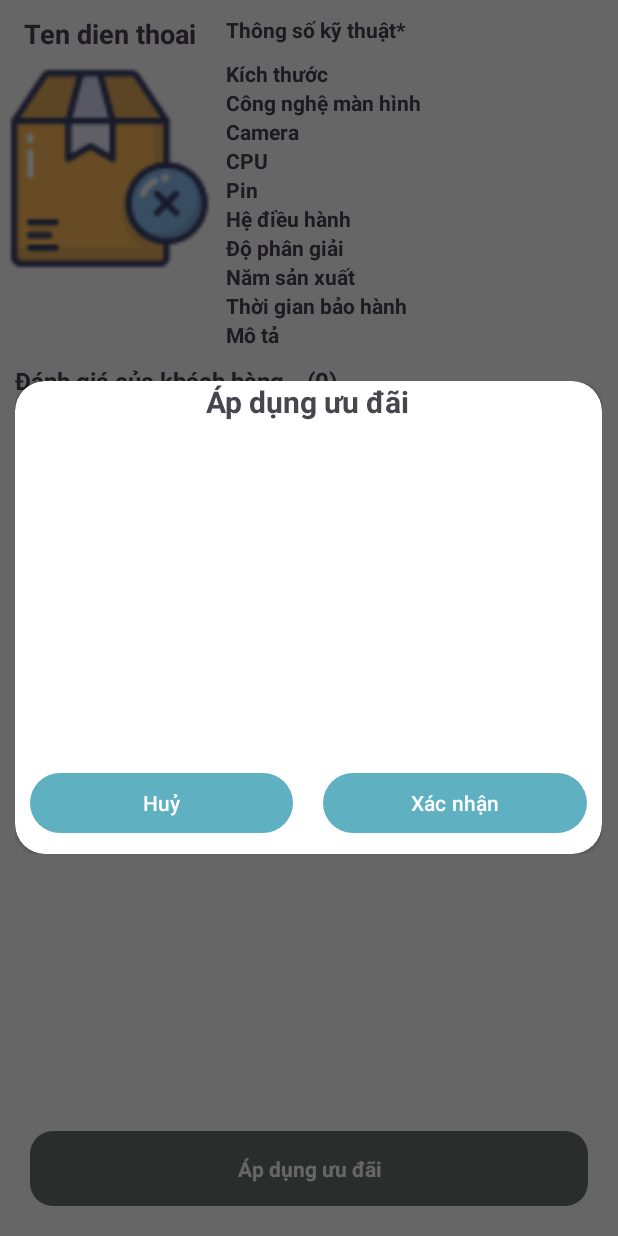
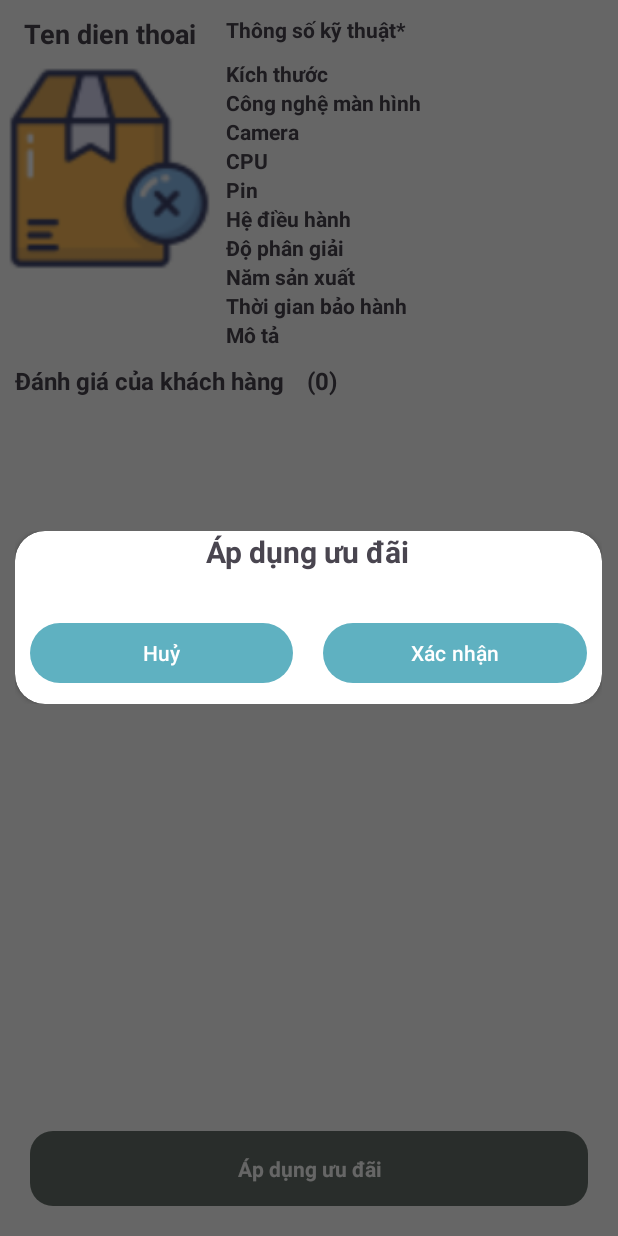
Before and after one commit to NgoThiNguyetHa/DATN_PhoneHouse, an Android app: the ChiTietDienThoaiFragment screen opened directly, with no data from a screen before it, after a tap on "Áp dụng ưu đãi", on a phone screen of 412 x 824 dp. Run offline under Robolectric (Android 15) with nearby library versions, the phone set to English and light mode, and no system bars; our stand-ins replace Firebase (no records; nobody signed in at launch, a user with empty details on screens opened directly), Picasso; pictures from the network do not load.

Commit message:
Sửa giao diện của Áp dụng ưu đãi cho từng sản phẩm

```diff
--- a/AppCuaHang/app/src/main/res/layout/dialog_uudaicuahang.xml
+++ b/AppCuaHang/app/src/main/res/layout/dialog_uudaicuahang.xml
@@ -23,13 +23,21 @@
             android:layout_gravity="center"
             android:textStyle="bold"/>
 
-        <androidx.recyclerview.widget.RecyclerView
-            android:id="@+id/rc__udch_uuDai"
+        <LinearLayout
             android:layout_width="match_parent"
-            android:layout_height="wrap_content"
-            android:minHeight="200dp"
-            android:layout_margin="10dp"
-            android:backgroundTint="@color/white"/>
+            android:layout_height="0dp"
+            android:layout_weight="1">
+
+            <androidx.recyclerview.widget.RecyclerView
+                android:id="@+id/rc__udch_uuDai"
+                android:layout_width="match_parent"
+                android:layout_height="match_parent"
+                android:layout_margin="10dp"
+                android:backgroundTint="@color/white"/>
+
+        </LinearLayout>
+
+
 
 
         <LinearLayout
```
